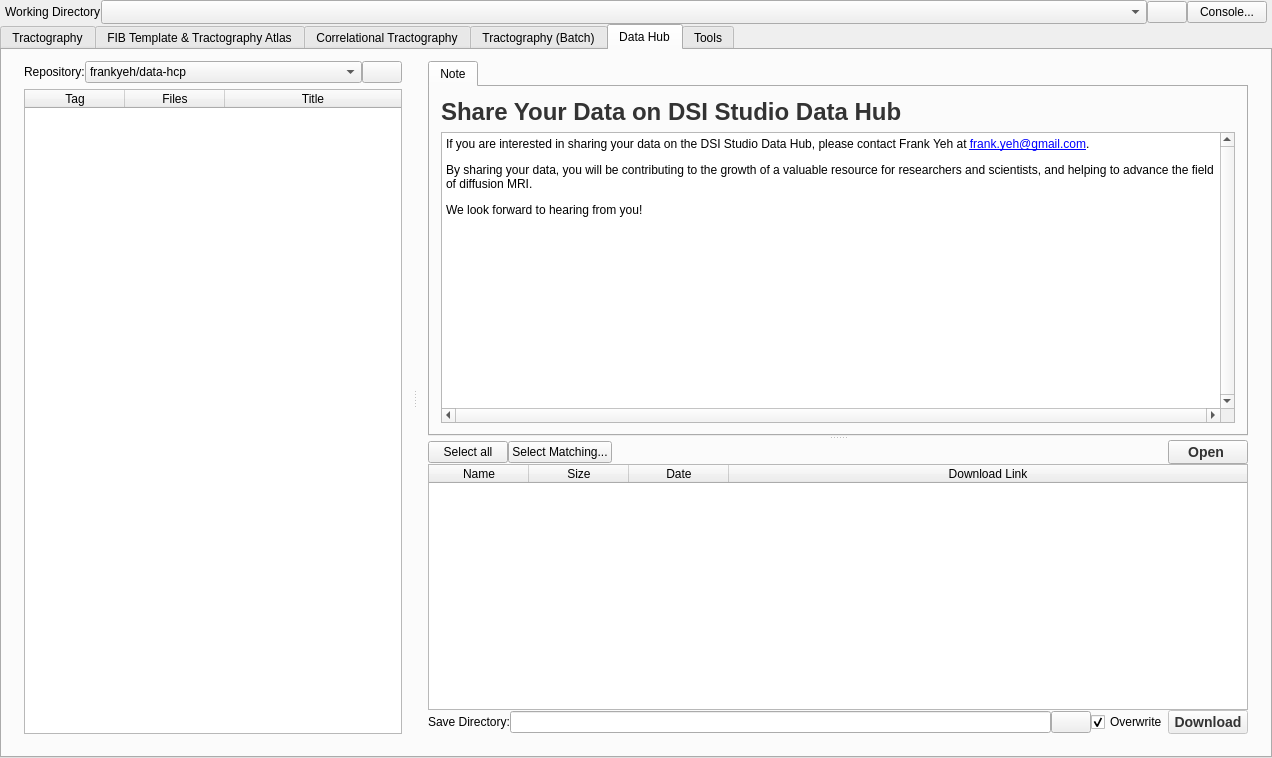
Before: the Qt Designer form mainwindow.ui in frankyeh/DSI-Studio, drawn with Qt 5.
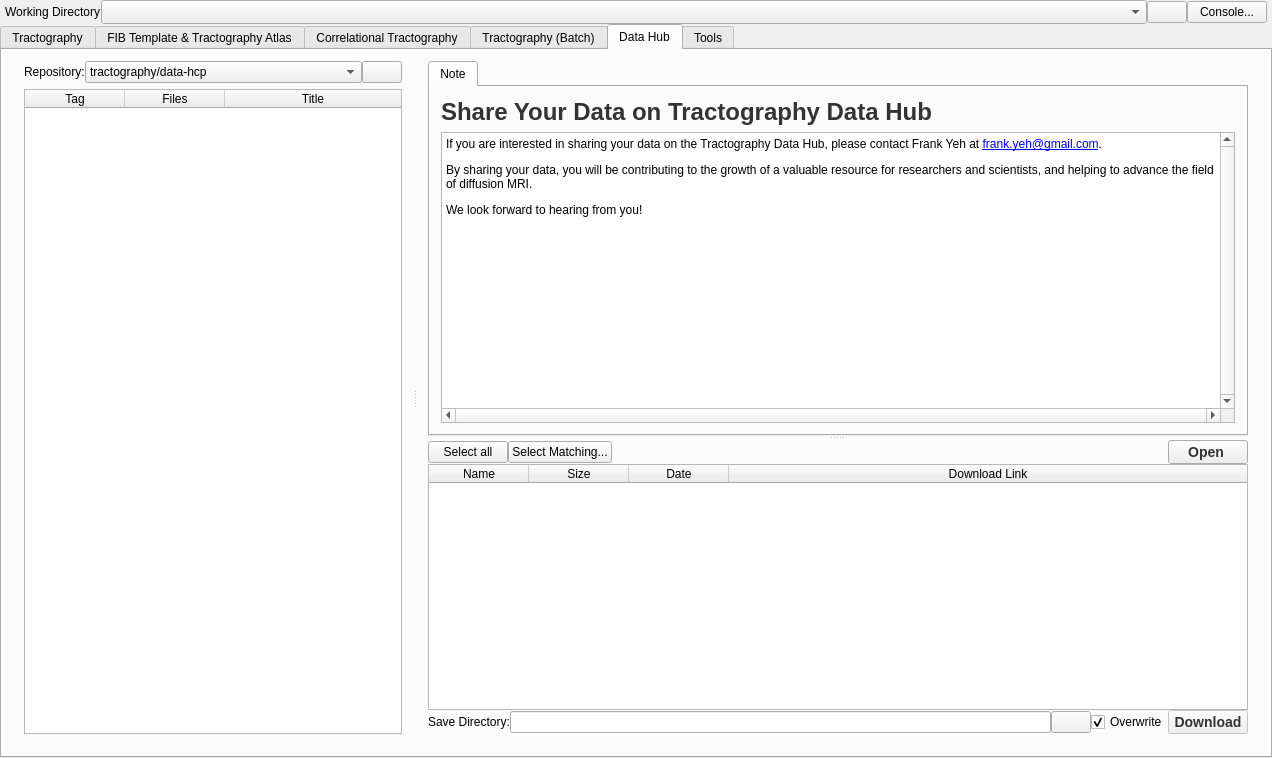
After: the same form once the commit is applied. The open tabs and pages were chosen to show the change. Icons and pictures are not drawn.

```diff
--- a/mainwindow.ui
+++ b/mainwindow.ui
@@ -2638,7 +2638,7 @@
                 </property>
                 <item>
                  <property name="text">
-                  <string>frankyeh/data-hcp</string>
+                  <string>tractography/data-hcp</string>
                  </property>
                 </item>
                 <item>
@@ -2785,7 +2785,7 @@
 }</string>
                       </property>
                       <property name="text">
-                       <string>Share Your Data on DSI Studio Data Hub</string>
+                       <string>Share Your Data on Tractography Data Hub</string>
                       </property>
                       <property name="wordWrap">
                        <bool>true</bool>
@@ -2820,7 +2820,7 @@
 &lt;html&gt;&lt;head&gt;&lt;meta name=&quot;qrichtext&quot; content=&quot;1&quot; /&gt;&lt;meta charset=&quot;utf-8&quot; /&gt;&lt;style type=&quot;text/css&quot;&gt;
 p, li { white-space: pre-wrap; }
 &lt;/style&gt;&lt;/head&gt;&lt;body style=&quot; font-family:'Segoe UI'; font-size:9pt; font-weight:400; font-style:normal;&quot;&gt;
-&lt;p style=&quot; margin-top:12px; margin-bottom:12px; margin-left:0px; margin-right:0px; -qt-block-indent:0; text-indent:0px;&quot;&gt;If you are interested in sharing your data on the DSI Studio Data Hub, please contact Frank Yeh at &lt;a href=&quot;mailto:frank.yeh@gmail.com&quot;&gt;&lt;span style=&quot; text-decoration: underline; color:#0000ff;&quot;&gt;frank.yeh@gmail.com&lt;/span&gt;&lt;/a&gt;.&lt;/p&gt;
+&lt;p style=&quot; margin-top:12px; margin-bottom:12px; margin-left:0px; margin-right:0px; -qt-block-indent:0; text-indent:0px;&quot;&gt;If you are interested in sharing your data on the Tractography Data Hub, please contact Frank Yeh at &lt;a href=&quot;mailto:frank.yeh@gmail.com&quot;&gt;&lt;span style=&quot; text-decoration: underline; color:#0000ff;&quot;&gt;frank.yeh@gmail.com&lt;/span&gt;&lt;/a&gt;.&lt;/p&gt;
 &lt;p style=&quot; margin-top:12px; margin-bottom:12px; margin-left:0px; margin-right:0px; -qt-block-indent:0; text-indent:0px;&quot;&gt;By sharing your data, you will be contributing to the growth of a valuable resource for researchers and scientists, and helping to advance the field of diffusion MRI.&lt;/p&gt;
 &lt;p style=&quot; margin-top:12px; margin-bottom:12px; margin-left:0px; margin-right:0px; -qt-block-indent:0; text-indent:0px;&quot;&gt;We look forward to hearing from you!&lt;/p&gt;&lt;/body&gt;&lt;/html&gt;</string>
                       </property>
```
Left out of the diff: 17 changed lines with no effect on the pictures.
